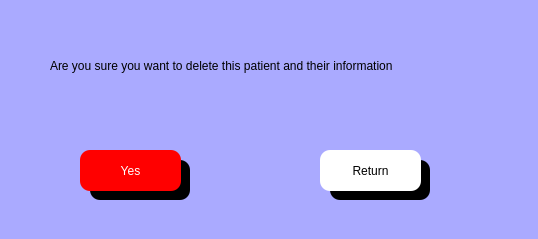
The window that confirm_delete.ui (Fayadkhan8911/Medico-Desktop-App) describes before a commit, drawn with Qt 5.
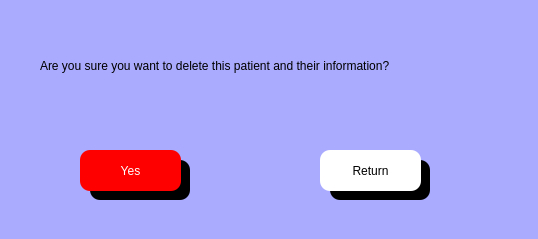
The same window after the commit.

Diff of the .ui file:
```diff
--- a/confirm_delete.ui
+++ b/confirm_delete.ui
@@ -66,9 +66,9 @@
   <widget class="QLabel" name="warning_label">
    <property name="geometry">
     <rect>
-     <x>50</x>
+     <x>40</x>
      <y>30</y>
-     <width>471</width>
+     <width>481</width>
      <height>71</height>
     </rect>
    </property>
@@ -76,7 +76,7 @@
     <string notr="true">font: 12pt &quot;MS Shell Dlg 2&quot;;</string>
    </property>
    <property name="text">
-    <string>Are you sure you want to delete this patient and their information</string>
+    <string>Are you sure you want to delete this patient and their information?</string>
    </property>
   </widget>
   <widget class="QPushButton" name="cnf_no_btn">
```
Left out of the diff: 49 changed lines with no effect on the pictures.
